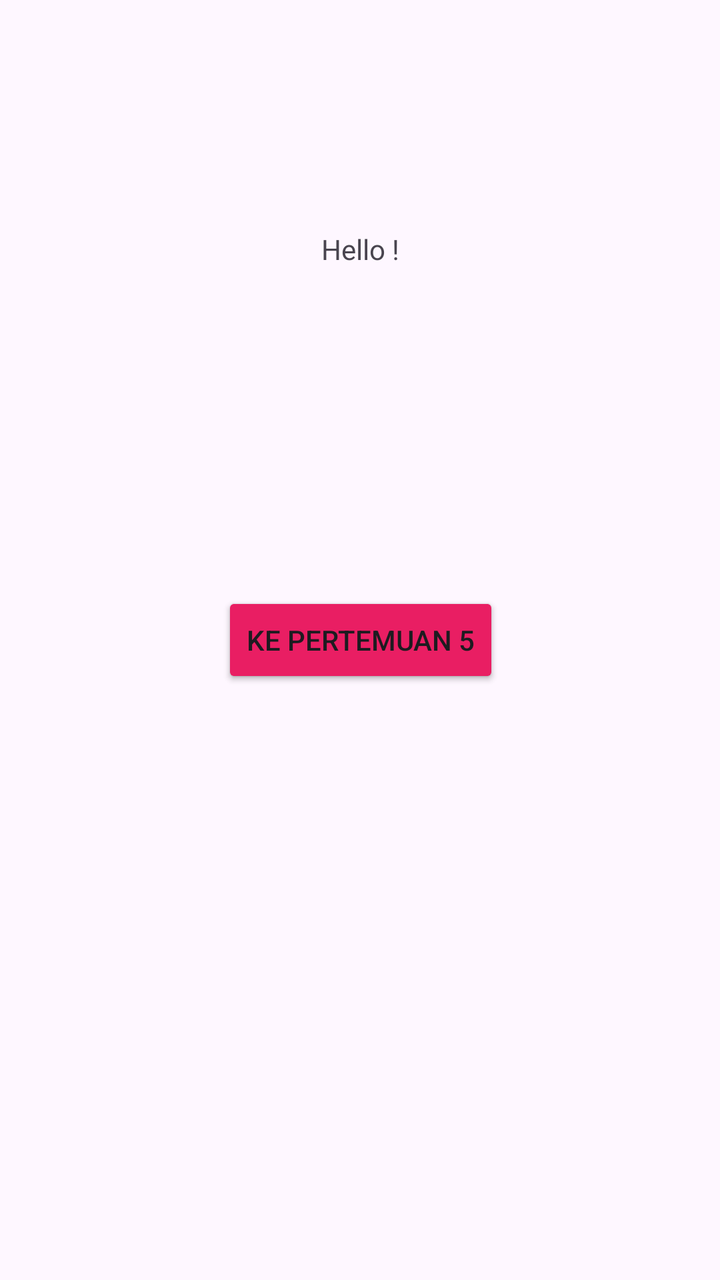
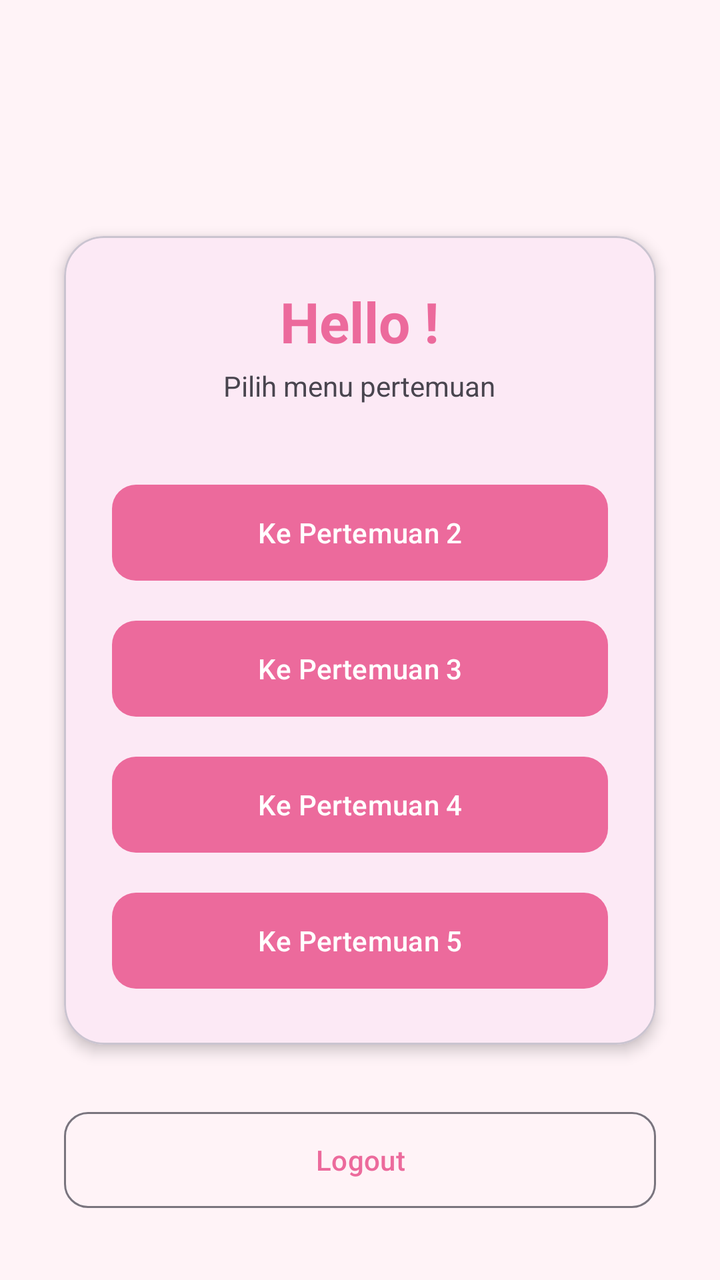

Before-and-after screenshots of an Android layout around one commit, followed by the original layout XML and the change that was made.
<!-- AndroidManifest.xml: application theme Theme.Venuszhierly -->
<!-- res/layout/activity_main.xml -->
<?xml version="1.0" encoding="utf-8"?>
<androidx.constraintlayout.widget.ConstraintLayout xmlns:android="http://schemas.android.com/apk/res/android"
    xmlns:app="http://schemas.android.com/apk/res-auto"
    xmlns:tools="http://schemas.android.com/tools"
    android:id="@+id/main"
    android:layout_width="match_parent"
    android:layout_height="match_parent"
    tools:context=".MainActivity">

    <TextView
        android:id="@+id/tvHello"
        android:layout_width="wrap_content"
        android:layout_height="wrap_content"
        android:layout_marginBottom="162dp"
        android:text="Hello !"
        app:layout_constraintBottom_toTopOf="@+id/btnToFourth"
        app:layout_constraintEnd_toEndOf="parent"
        app:layout_constraintStart_toStartOf="parent"
        app:layout_constraintTop_toTopOf="parent"
        app:layout_constraintVertical_bias="1.0" />

    <Button
        android:id="@+id/btnToFourth"
        android:layout_width="wrap_content"
        android:layout_height="wrap_content"
        android:text="Ke Pertemuan 4"
        android:backgroundTint="#E91E63"
        app:layout_constraintBottom_toBottomOf="parent"
        app:layout_constraintEnd_toEndOf="parent"
        app:layout_constraintStart_toStartOf="parent"
        app:layout_constraintTop_toTopOf="parent" />

    <Button
        android:id="@+id/btnToFifth"
        android:layout_width="wrap_content"
        android:layout_height="wrap_content"
        android:text="Ke Pertemuan 5"
        android:backgroundTint="#E91E63"
        app:layout_constraintBottom_toBottomOf="parent"
        app:layout_constraintHorizontal_bias="0.503"
        app:layout_constraintEnd_toEndOf="parent"
        app:layout_constraintStart_toStartOf="parent"
        app:layout_constraintTop_toTopOf="parent" />

</androidx.constraintlayout.widget.ConstraintLayout>
<!-- resources referenced by this layout -->
<resources>
  <style name="Theme.Venuszhierly" parent="Base.Theme.Venuszhierly" />
  <style name="Base.Theme.Venuszhierly" parent="Theme.Material3.DayNight.NoActionBar">
          
          
      </style>
</resources>

<!-- the commit's change to res/layout/activity_main.xml (unified diff, before → after) -->
@@ -5,41 +5,92 @@
     android:id="@+id/main"
     android:layout_width="match_parent"
     android:layout_height="match_parent"
+    android:background="@color/pink_bg"
     tools:context=".MainActivity">
 
-    <TextView
-        android:id="@+id/tvHello"
-        android:layout_width="wrap_content"
+    <com.google.android.material.card.MaterialCardView
+        android:id="@+id/cardMenu"
+        android:layout_width="0dp"
         android:layout_height="wrap_content"
-        android:layout_marginBottom="162dp"
-        android:text="Hello !"
-        app:layout_constraintBottom_toTopOf="@+id/btnToFourth"
-        app:layout_constraintEnd_toEndOf="parent"
-        app:layout_constraintStart_toStartOf="parent"
-        app:layout_constraintTop_toTopOf="parent"
-        app:layout_constraintVertical_bias="1.0" />
-
-    <Button
-        android:id="@+id/btnToFourth"
-        android:layout_width="wrap_content"
-        android:layout_height="wrap_content"
-        android:text="Ke Pertemuan 4"
-        android:backgroundTint="#E91E63"
+        android:layout_marginStart="32dp"
+        android:layout_marginEnd="32dp"
+        app:cardCornerRadius="20dp"
+        app:cardElevation="4dp"
         app:layout_constraintBottom_toBottomOf="parent"
         app:layout_constraintEnd_toEndOf="parent"
         app:layout_constraintStart_toStartOf="parent"
-        app:layout_constraintTop_toTopOf="parent" />
+        app:layout_constraintTop_toTopOf="parent">
 
-    <Button
-        android:id="@+id/btnToFifth"
-        android:layout_width="wrap_content"
-        android:layout_height="wrap_content"
-        android:text="Ke Pertemuan 5"
-        android:backgroundTint="#E91E63"
+        <LinearLayout
+            android:layout_width="match_parent"
+            android:layout_height="wrap_content"
+            android:gravity="center_horizontal"
+            android:orientation="vertical"
+            android:padding="24dp">
+
+            <TextView
+                android:id="@+id/tvHello"
+                android:layout_width="wrap_content"
+                android:layout_height="wrap_content"
+                android:text="Hello !"
+                android:textColor="?attr/colorPrimary"
+                android:textSize="28sp"
+                android:textStyle="bold" />
+
+            <TextView
+                android:layout_width="wrap_content"
+                android:layout_height="wrap_content"
+                android:layout_marginTop="4dp"
+                android:layout_marginBottom="24dp"
+                android:text="Pilih menu pertemuan"
+                android:textSize="14sp" />
+
+            <com.google.android.material.button.MaterialButton
+                android:id="@+id/btnToSecond"
+                android:layout_width="match_parent"
+                android:layout_height="56dp"
+                android:layout_marginTop="12dp"
+                android:text="Ke Pertemuan 2"
+                app:cornerRadius="12dp" />
+
+            <com.google.android.material.button.MaterialButton
+                android:id="@+id/btnToThird"
+                android:layout_width="match_parent"
+                android:layout_height="56dp"
+                android:layout_marginTop="12dp"
+                android:text="Ke Pertemuan 3"
+                app:cornerRadius="12dp" />
+
+            <com.google.android.material.button.MaterialButton
+                android:id="@+id/btnToFourth"
+                android:layout_width="match_parent"
+                android:layout_height="56dp"
+                android:layout_marginTop="12dp"
+                android:text="Ke Pertemuan 4"
+                app:cornerRadius="12dp" />
+
+            <com.google.android.material.button.MaterialButton
+                android:id="@+id/btnToFifth"
+                android:layout_width="match_parent"
+                android:layout_height="56dp"
+                android:layout_marginTop="12dp"
+                android:text="Ke Pertemuan 5"
+                app:cornerRadius="12dp" />
+        </LinearLayout>
+    </com.google.android.material.card.MaterialCardView>
+
+    <com.google.android.material.button.MaterialButton
+        android:id="@+id/btnLogout"
+        style="?attr/materialButtonOutlinedStyle"
+        android:layout_width="0dp"
+        android:layout_height="56dp"
+        android:layout_marginStart="32dp"
+        android:layout_marginEnd="32dp"
+        android:layout_marginBottom="32dp"
+        android:text="Logout"
+        app:cornerRadius="12dp"
         app:layout_constraintBottom_toBottomOf="parent"
-        app:layout_constraintHorizontal_bias="0.503"
         app:layout_constraintEnd_toEndOf="parent"
-        app:layout_constraintStart_toStartOf="parent"
-        app:layout_constraintTop_toTopOf="parent" />
+        app:layout_constraintStart_toStartOf="parent" />
 
 </androidx.constraintlayout.widget.ConstraintLayout>
<!-- resource entries referenced after the edit -->
@@ -1,9 +1,14 @@
 <!-- resources referenced by this layout -->
 <resources>
+  <color name="pink_bg">#FFF3F7</color>
   <style name="Theme.Venuszhierly" parent="Base.Theme.Venuszhierly" />
   <style name="Base.Theme.Venuszhierly" parent="Theme.Material3.DayNight.NoActionBar">
-          
-          
+          <item name="colorPrimary">@color/pink_primary</item>
+          <item name="colorOnPrimary">@color/white</item>
+          <item name="colorPrimaryContainer">@color/pink_container</item>
       </style>
+  <color name="pink_primary">#EC6A9C</color>
+  <color name="white">#FFFFFF</color>
+  <color name="pink_container">#FFD9E6</color>
 </resources>
 
